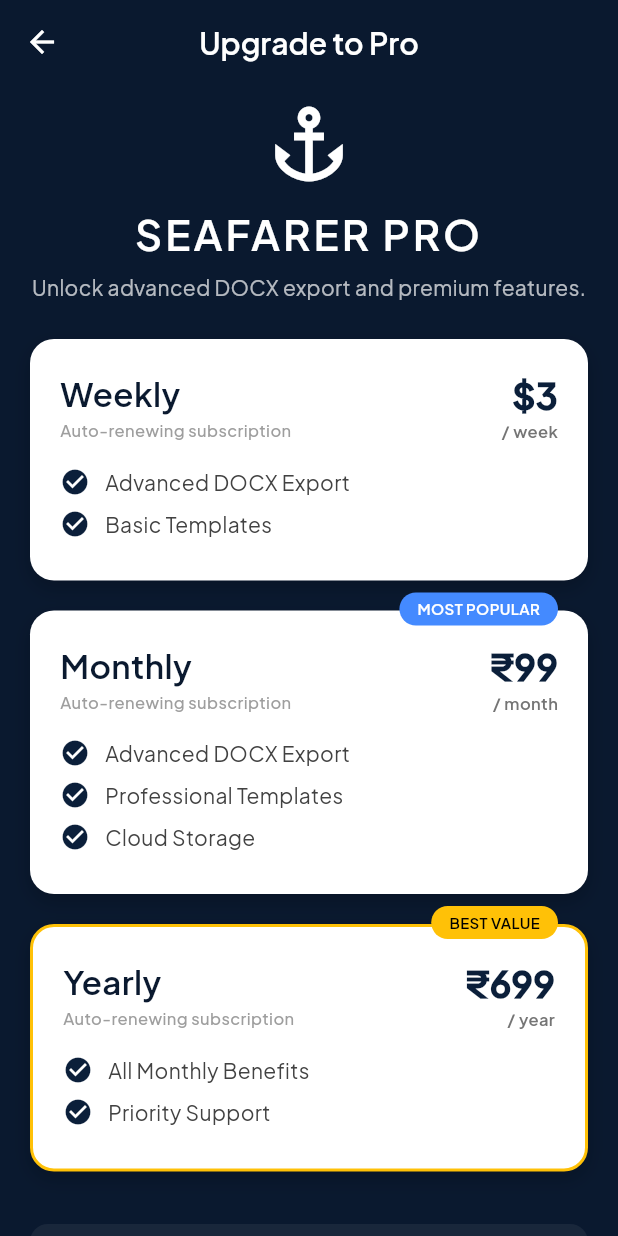
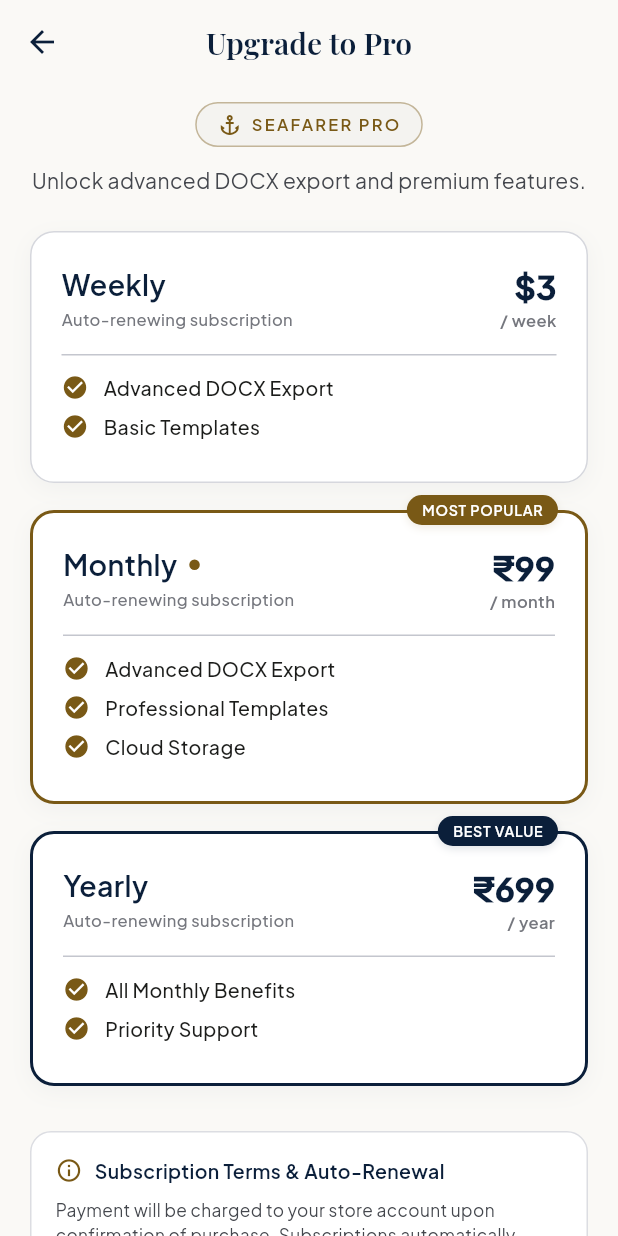
Before and after one commit to developer1sthiyaque/seafarer-bio, a Flutter app: the SubscriptionPage screen opened by its route, on a phone screen of 412 x 824 dp. Run offline on Flutter 3.47's test engine with Material 3 defaults, Android fonts, the phone set to English and light mode, and no system bars; our stand-ins replace cloud_firestore, dio, equatable, firebase_auth, firebase_core, flutter_bloc and 9 more; missing offline and left inert: docs_gee, purchases_flutter, purchases_ui_flutter, step_progress; accounts and stored records are empty.

Commit message:
feat(subscription): redesign upgrade to pro paywall with maritime card aesthetics

```diff
--- a/lib/features/subscription/presentation/view/subscription_page.dart
+++ b/lib/features/subscription/presentation/view/subscription_page.dart
@@ -16,13 +16,21 @@ class SubscriptionPage extends StatelessWidget {
   @override
   Widget build(BuildContext context) {
     return Scaffold(
-      backgroundColor: const Color(0xFF0A192F), // Navy Blue Background
+      backgroundColor: AppColors.surface,
       appBar: AppBar(
-        title:
-            const Text('Upgrade to Pro', style: TextStyle(color: Colors.white)),
-        backgroundColor: Colors.transparent,
+        title: const Text(
+          'Upgrade to Pro',
+          style: TextStyle(
+            fontFamily: 'Playfair Display',
+            fontSize: 20,
+            fontWeight: FontWeight.w700,
+            color: AppColors.primaryContainer,
+          ),
+        ),
+        backgroundColor: AppColors.surface,
         elevation: 0,
-        iconTheme: const IconThemeData(color: Colors.white),
+        scrolledUnderElevation: 0,
+        iconTheme: const IconThemeData(color: AppColors.primaryContainer),
       ),
       body: BlocConsumer<SubscriptionBloc, SubscriptionState>(
         listener: (context, state) {
@@ -46,7 +54,7 @@ class SubscriptionPage extends StatelessWidget {
         builder: (context, state) {
           if (state is SubscriptionLoading) {
             return const Center(
-              child: CircularProgressIndicator(color: Colors.white),
+              child: CircularProgressIndicator(color: AppColors.primary),
             );
           }
 
@@ -65,56 +73,89 @@ class SubscriptionPage extends StatelessWidget {
           return SingleChildScrollView(
             child: Padding(
               padding:
-                  const EdgeInsets.symmetric(horizontal: 20.0, vertical: 10.0),
+                  const EdgeInsets.symmetric(horizontal: 20.0, vertical: 12.0),
               child: Column(
                 crossAxisAlignment: CrossAxisAlignment.stretch,
                 children: [
-                  const Icon(Icons.anchor, size: 60, color: Colors.white),
-                  const SizedBox(height: 10),
-                  const Text(
-                    'SEAFARER PRO',
-                    textAlign: TextAlign.center,
-                    style: TextStyle(
-                      color: Colors.white,
-                      fontSize: 28,
-                      fontWeight: FontWeight.bold,
-                      letterSpacing: 2,
+                  // Maritime Emblem & Badge Header
+                  Center(
+                    child: Container(
+                      padding: const EdgeInsets.symmetric(
+                        horizontal: 14,
+                        vertical: 6,
+                      ),
+                      decoration: BoxDecoration(
+                        color: AppColors.surfaceContainerLow,
+                        borderRadius: BorderRadius.circular(20),
+                        border: Border.all(
+                          color: AppColors.secondary.withValues(alpha: 0.4),
+                          width: 1,
                         ),
                       ),
-                  const SizedBox(height: 5),
+                      child: Row(
+                        mainAxisSize: MainAxisSize.min,
+                        children: const [
+                          Icon(Icons.anchor, size: 16, color: AppColors.secondary),
+                          SizedBox(width: 6),
+                          Text(
+                            'SEAFARER PRO',
+                            style: TextStyle(
+                              fontFamily: 'Plus Jakarta Sans',
+                              color: AppColors.secondary,
+                              fontSize: 11,
+                              fontWeight: FontWeight.w700,
+                              letterSpacing: 1.5,
+                            ),
+                          ),
+                        ],
+                      ),
+                    ),
+                  ),
+                  const SizedBox(height: 12),
                   const Text(
                     'Unlock advanced DOCX export and premium features.',
                     textAlign: TextAlign.center,
                     style: TextStyle(
-                      color: Colors.white70,
+                      fontFamily: 'Plus Jakarta Sans',
+                      color: AppColors.onSurfaceVariant,
                       fontSize: 14,
+                      height: 1.45,
                     ),
                   ),
-                  const SizedBox(height: 25),
+                  const SizedBox(height: 24),
+
+                  // Plans stack
                   ...plans.map((plan) => _buildPlanCard(context, plan)),
-                  const SizedBox(height: 15),
+                  const SizedBox(height: 12),
 
                   // Cancellation instructions and auto-renew disclosure
                   Container(
-                    padding: const EdgeInsets.all(14),
+                    padding: const EdgeInsets.all(16),
                     decoration: BoxDecoration(
-                      color: Colors.white.withValues(alpha: 0.06),
-                      borderRadius: BorderRadius.circular(12),
+                      color: AppColors.surfaceContainerLowest,
+                      borderRadius: BorderRadius.circular(14),
+                      border: Border.all(
+                        color: AppColors.outlineVariant.withValues(alpha: 0.6),
+                      ),
                     ),
                     child: Column(
                       crossAxisAlignment: CrossAxisAlignment.start,
                       children: [
                         Row(
-                          children: [
-                            const Icon(Icons.info_outline,
-                                color: Colors.amber, size: 18),
-                            const SizedBox(width: 8),
+                          children: const [
+                            Icon(
+                              Icons.info_outline,
+                              color: AppColors.secondary,
+                              size: 18,
+                            ),
+                            SizedBox(width: 8),
                             Expanded(
                               child: Text(
                                 'Subscription Terms & Auto-Renewal',
                                 style: TextStyle(
-                                  color: Colors.white.withValues(alpha: 0.9),
-                                  fontWeight: FontWeight.bold,
+                                  fontFamily: 'Plus Jakarta Sans',
+                                  color: AppColors.primaryContainer,
+                                  fontWeight: FontWeight.w700,
                                   fontSize: 13,
                                 ),
                               ),
@@ -126,10 +167,11 @@ class SubscriptionPage extends StatelessWidget {
                           'Payment will be charged to your store account upon confirmation of purchase. '
                           'Subscriptions automatically renew unless cancelled at least 24 hours before the end of the current billing cycle. '
                           '$cancellationPlatformText',
-                          style: TextStyle(
-                            color: Colors.white.withValues(alpha: 0.75),
-                            fontSize: 11,
-                            height: 1.4,
+                          style: const TextStyle(
+                            fontFamily: 'Plus Jakarta Sans',
+                            color: AppColors.onSurfaceVariant,
+                            fontSize: 11.5,
+                            height: 1.45,
                           ),
                         ),
                       ],
@@ -145,14 +187,15 @@ class SubscriptionPage extends StatelessWidget {
                     child: const Text(
                       'Restore Purchases',
                       style: TextStyle(
-                        color: Colors.white,
+                        fontFamily: 'Plus Jakarta Sans',
+                        color: AppColors.primaryContainer,
                         fontWeight: FontWeight.w600,
-                        fontSize: 15,
+                        fontSize: 14,
                         decoration: TextDecoration.underline,
                       ),
                     ),
                   ),
-                  const SizedBox(height: 10),
+                  const SizedBox(height: 4),
 
                   // Legal Links: Terms of Use (EULA) & Privacy Policy
                   Row(
@@ -168,13 +211,17 @@ class SubscriptionPage extends StatelessWidget {
                         child: const Text(
                           'Terms of Use',
                           style: TextStyle(
-                            color: Colors.white60,
+                            fontFamily: 'Plus Jakarta Sans',
+                            color: AppColors.outline,
                             fontSize: 12,
                             decoration: TextDecoration.underline,
                           ),
                         ),
                       ),
-                      const Text('•', style: TextStyle(color: Colors.white38)),
+                      const Text(
+                        '•',
+                        style: TextStyle(color: AppColors.outlineVariant),
+                      ),
                       TextButton(
                         onPressed: () => _showLegalDialog(
                           context,
@@ -185,7 +232,8 @@ class SubscriptionPage extends StatelessWidget {
                         child: const Text(
                           'Privacy Policy',
                           style: TextStyle(
-                            color: Colors.white60,
+                            fontFamily: 'Plus Jakarta Sans',
+                            color: AppColors.outline,
                             fontSize: 12,
                             decoration: TextDecoration.underline,
                           ),
@@ -193,7 +241,7 @@ class SubscriptionPage extends StatelessWidget {
                       ),
                     ],
                   ),
-                  const SizedBox(height: 30),
+                  const SizedBox(height: 24),
                 ],
               ),
             ),
@@ -212,25 +260,51 @@ class SubscriptionPage extends StatelessWidget {
     showDialog(
       context: context,
       builder: (ctx) => AlertDialog(
-        backgroundColor: const Color(0xFF0F223D),
-        title: Text(title, style: const TextStyle(color: Colors.white)),
+        backgroundColor: AppColors.surfaceContainerLowest,
+        shape: RoundedRectangleBorder(borderRadius: BorderRadius.circular(16)),
+        title: Text(
+          title,
+          style: const TextStyle(
+            fontFamily: 'Playfair Display',
+            fontWeight: FontWeight.w700,
+            color: AppColors.primaryContainer,
+          ),
+        ),
         content: Column(
           mainAxisSize: MainAxisSize.min,
           crossAxisAlignment: CrossAxisAlignment.start,
           children: [
-            Text(description,
-                style: const TextStyle(color: Colors.white70, fontSize: 13)),
+            Text(
+              description,
+              style: const TextStyle(
+                fontFamily: 'Plus Jakarta Sans',
+                color: AppColors.onSurfaceVariant,
+                fontSize: 13,
+                height: 1.4,
+              ),
+            ),
             const SizedBox(height: 12),
             Text(
               'Link: $url',
-              style: const TextStyle(color: Colors.blueAccent, fontSize: 12),
+              style: const TextStyle(
+                fontFamily: 'Plus Jakarta Sans',
+                color: AppColors.secondary,
+                fontSize: 12,
+              ),
             ),
           ],
         ),
         actions: [
           TextButton(
             onPressed: () => Navigator.pop(ctx),
-            child: const Text('Close', style: TextStyle(color: Colors.white)),
+            child: const Text(
+              'Close',
+              style: TextStyle(
+                fontFamily: 'Plus Jakarta Sans',
+                fontWeight: FontWeight.w600,
+                color: AppColors.primaryContainer,
+              ),
+            ),
           ),
         ],
       ),
@@ -254,21 +328,27 @@ class SubscriptionPage extends StatelessWidget {
         context.read<SubscriptionBloc>().add(PurchasePlan(plan));
       },
       child: Container(
-        margin: const EdgeInsets.only(bottom: 20),
+        margin: const EdgeInsets.only(bottom: 18),
         child: Stack(
           clipBehavior: Clip.none,
           children: [
             Container(
               decoration: BoxDecoration(
-                color: Colors.white,
+                color: AppColors.surfaceContainerLowest,
                 borderRadius: BorderRadius.circular(16),
-                border:
-                    isYearly ? Border.all(color: Colors.amber, width: 2) : null,
-                boxShadow: [
+                border: Border.all(
+                  color: isMonthly
+                      ? AppColors.secondary
+                      : isYearly
+                          ? AppColors.primaryContainer
+                          : AppColors.outlineVariant.withValues(alpha: 0.7),
+                  width: (isMonthly || isYearly) ? 2 : 1,
+                ),
+                boxShadow: const [
                   BoxShadow(
-                    color: Colors.black.withValues(alpha: 0.2),
-                    blurRadius: 10,
-                    offset: const Offset(0, 5),
+                    color: Color(0x0A0B1F3A),
+                    blurRadius: 12,
+                    offset: Offset(0, 4),
                   ),
                 ],
               ),
@@ -283,20 +363,37 @@ class SubscriptionPage extends StatelessWidget {
                         child: Column(
                           crossAxisAlignment: CrossAxisAlignment.start,
                           children: [
+                            Row(
+                              children: [
                                 Text(
                                   plan.name,
                                   style: const TextStyle(
-                                fontSize: 22,
+                                    fontFamily: 'Plus Jakarta Sans',
+                                    fontSize: 19,
                                     fontWeight: FontWeight.bold,
-                                color: Color(0xFF0A192F),
+                                    color: AppColors.primaryContainer,
                                   ),
+                                ),
+                                if (isMonthly) ...[
+                                  const SizedBox(width: 8),
+                                  Container(
+                                    width: 7,
+                                    height: 7,
+                                    decoration: const BoxDecoration(
+                                      shape: BoxShape.circle,
+                                      color: AppColors.secondary,
+                                    ),
+                                  ),
+                                ],
+                              ],
                             ),
                             const SizedBox(height: 2),
                             const Text(
                               'Auto-renewing subscription',
                               style: TextStyle(
+                                fontFamily: 'Plus Jakarta Sans',
                                 fontSize: 11,
-                                color: Colors.grey,
+                                color: AppColors.outline,
                                 fontWeight: FontWeight.w500,
                               ),
                             ),
@@ -310,82 +407,115 @@ class SubscriptionPage extends StatelessWidget {
                             plan.priceString ??
                                 '${plan.currency}${plan.price.toInt()}',
                             style: const TextStyle(
-                              fontSize: 24,
-                              fontWeight: FontWeight.w900,
-                              color: AppColors.appPrimary,
+                              fontFamily: 'Plus Jakarta Sans',
+                              fontSize: 22,
+                              fontWeight: FontWeight.w800,
+                              color: AppColors.primaryContainer,
                             ),
                           ),
                           if (billingPeriod.isNotEmpty)
                             Text(
                               billingPeriod,
-                              style: TextStyle(
+                              style: const TextStyle(
+                                fontFamily: 'Plus Jakarta Sans',
                                 fontSize: 11,
-                                color: Colors.grey[600],
-                                fontWeight: FontWeight.bold,
+                                color: AppColors.outline,
+                                fontWeight: FontWeight.w600,
                               ),
                             ),
                         ],
                       ),
                     ],
                   ),
-                  const SizedBox(height: 15),
-                  ...plan.benefits.map((benefit) => Padding(
-                        padding: const EdgeInsets.only(bottom: 8.0),
+                  const SizedBox(height: 14),
+                  const Divider(height: 1, color: AppColors.outlineVariant),
+                  const SizedBox(height: 12),
+                  ...plan.benefits.map(
+                    (benefit) => Padding(
+                      padding: const EdgeInsets.only(bottom: 7.0),
                       child: Row(
                         children: [
-                            const Icon(Icons.check_circle,
-                                color: AppColors.appPrimary, size: 20),
+                          const Icon(
+                            Icons.check_circle,
+                            color: AppColors.secondary,
+                            size: 18,
+                          ),
                           const SizedBox(width: 10),
                           Expanded(
                             child: Text(
                               benefit,
-                                style: TextStyle(
-                                    color: Colors.grey[800], fontSize: 14),
+                              style: const TextStyle(
+                                fontFamily: 'Plus Jakarta Sans',
+                                color: AppColors.onSurface,
+                                fontSize: 13,
+                                fontWeight: FontWeight.w500,
+                              ),
                             ),
                           ),
                         ],
                       ),
-                      )),
+                    ),
+                  ),
                 ],
               ),
             ),
             if (isMonthly)
               Positioned(
-                top: -12,
+                top: -10,
                 right: 20,
                 child: Container(
                   padding:
-                      const EdgeInsets.symmetric(horizontal: 12, vertical: 4),
+                      const EdgeInsets.symmetric(horizontal: 10, vertical: 3),
                   decoration: BoxDecoration(
-                    color: Colors.blueAccent,
-                    borderRadius: BorderRadius.circular(12),
+                    color: AppColors.secondary,
+                    borderRadius: BorderRadius.circular(10),
+                    boxShadow: const [
+                      BoxShadow(
+                        color: Color(0x1F795916),
+                        blurRadius: 4,
+                        offset: Offset(0, 2),
+                      ),
+                    ],
                   ),
                   child: const Text(
                     'MOST POPULAR',
                     style: TextStyle(
+                      fontFamily: 'Plus Jakarta Sans',
                       color: Colors.white,
-                        fontSize: 10,
-                        fontWeight: FontWeight.bold),
+                      fontSize: 9.5,
+                      fontWeight: FontWeight.bold,
+                      letterSpacing: 0.5,
+                    ),
                   ),
                 ),
               ),
             if (isYearly)
               Positioned(
-                top: -12,
+                top: -10,
                 right: 20,
                 child: Container(
                   padding:
-                      const EdgeInsets.symmetric(horizontal: 12, vertical: 4),
+                      const EdgeInsets.symmetric(horizontal: 10, vertical: 3),
                   decoration: BoxDecoration(
-                    color: Colors.amber,
-                    borderRadius: BorderRadius.circular(12),
+                    color: AppColors.primaryContainer,
+                    borderRadius: BorderRadius.circular(10),
+                    boxShadow: const [
+                      BoxShadow(
+                        color: Color(0x1F0B1F3A),
+                        blurRadius: 4,
+                        offset: Offset(0, 2),
+                      ),
+                    ],
                   ),
                   child: const Text(
                     'BEST VALUE',
                     style: TextStyle(
-                        color: Colors.black,
-                        fontSize: 10,
-                        fontWeight: FontWeight.bold),
+                      fontFamily: 'Plus Jakarta Sans',
+                      color: Colors.white,
+                      fontSize: 9.5,
+                      fontWeight: FontWeight.bold,
+                      letterSpacing: 0.5,
+                    ),
                   ),
                 ),
               ),
```
Lines whose indentation alone changed are shown as unchanged.
